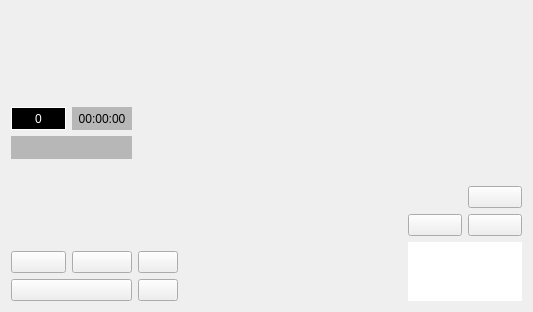
wruwami/TPCAM-M30, file EnforcementComponentWidget.ui: the form before one commit.
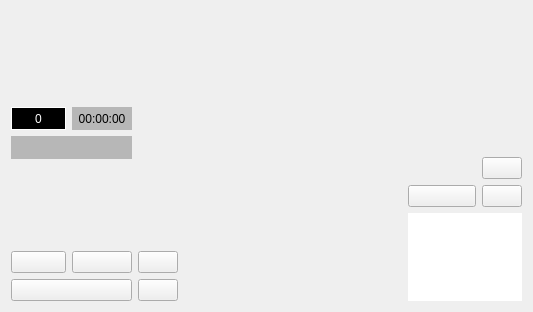
The form after the commit. Custom widgets are drawn as their Qt base class.

Commit message:
ui 변경
EnforcementComponentWidget은 속도, REC 나오는 라벨 위치를 조정하고 캡쳐스피드가 표시되는 라벨을 위로 늘렸습니다.
IndicatorCameraExposeWidget은 콤보박스 순서를 변경했습니다.

```diff
--- a/EnforcementComponentWidget.ui
+++ b/EnforcementComponentWidget.ui
@@ -135,45 +135,16 @@
       </layout>
      </item>
      <item>
-      <layout class="QGridLayout" name="gridLayout_9" rowstretch="110,120,80,80,80" columnstretch="1,1">
-       <item row="2" column="1">
+      <layout class="QGridLayout" name="gridLayout_9" rowstretch="20,120,50,80,80,120" columnstretch="1,0">
+       <item row="3" column="1">
         <widget class="CustomPushButton" name="saveImagePushButton">
          <property name="text">
           <string/>
          </property>
         </widget>
        </item>
-       <item row="1" column="0" colspan="2">
-        <layout class="QVBoxLayout" name="verticalLayout">
-         <item>
-          <widget class="CustomLabel" name="speedLabel">
-           <property name="text">
-            <string/>
-           </property>
-          </widget>
-         </item>
-         <item>
-          <layout class="QHBoxLayout" name="horizontalLayout" stretch="1,1">
-           <item>
-            <widget class="CustomLabel" name="recIconLabel">
-             <property name="text">
-              <string/>
-             </property>
-            </widget>
-           </item>
-           <item>
-            <widget class="CustomLabel" name="recLabel">
-             <property name="text">
-              <string/>
-             </property>
-            </widget>
-           </item>
-          </layout>
-         </item>
-        </layout>
-       </item>
-       <item row="4" column="0" colspan="2">
-        <widget class="CustomLabel" name="speedLimitLabel">
+       <item row="5" column="0" colspan="2">
+        <widget class="QLabel" name="speedLimitLabel">
          <property name="styleSheet">
           <string notr="true">QLabel {
     background-color: white;
@@ -195,19 +166,34 @@
          </property>
         </widget>
        </item>
-       <item row="3" column="1">
-        <widget class="CustomPushButton" name="bikePushButton">
-         <property name="text">
-          <string/>
-         </property>
-        </widget>
-       </item>
-       <item row="3" column="0">
-        <widget class="CustomPushButton" name="truckPushButton">
-         <property name="text">
-          <string/>
-         </property>
-        </widget>
+       <item row="1" column="0" colspan="2">
+        <layout class="QVBoxLayout" name="verticalLayout">
+         <item>
+          <widget class="CustomLabel" name="speedLabel">
+           <property name="text">
+            <string/>
+           </property>
+          </widget>
+         </item>
+         <item>
+          <layout class="QHBoxLayout" name="horizontalLayout" stretch="1,1">
+           <item>
+            <widget class="CustomLabel" name="recIconLabel">
+             <property name="text">
+              <string/>
+             </property>
+            </widget>
+           </item>
+           <item>
+            <widget class="CustomLabel" name="recLabel">
+             <property name="text">
+              <string/>
+             </property>
+            </widget>
+           </item>
+          </layout>
+         </item>
+        </layout>
        </item>
        <item row="0" column="0">
         <spacer name="verticalSpacer_2">
@@ -222,6 +208,33 @@
          </property>
         </spacer>
        </item>
+       <item row="4" column="1">
+        <widget class="CustomPushButton" name="bikePushButton">
+         <property name="text">
+          <string/>
+         </property>
+        </widget>
+       </item>
+       <item row="4" column="0">
+        <widget class="CustomPushButton" name="truckPushButton">
+         <property name="text">
+          <string/>
+         </property>
+        </widget>
+       </item>
+       <item row="2" column="1">
+        <spacer name="verticalSpacer_3">
+         <property name="orientation">
+          <enum>Qt::Vertical</enum>
+         </property>
+         <property name="sizeHint" stdset="0">
+          <size>
+           <width>20</width>
+           <height>40</height>
+          </size>
+         </property>
+        </spacer>
+       </item>
       </layout>
      </item>
     </layout>
```
The commit also changes 1 other file.
